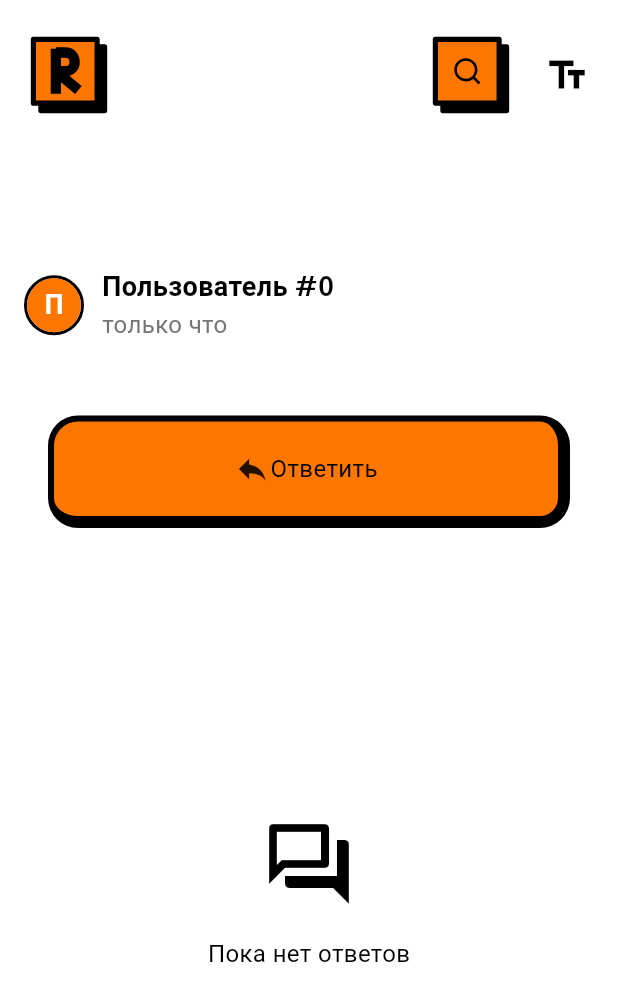
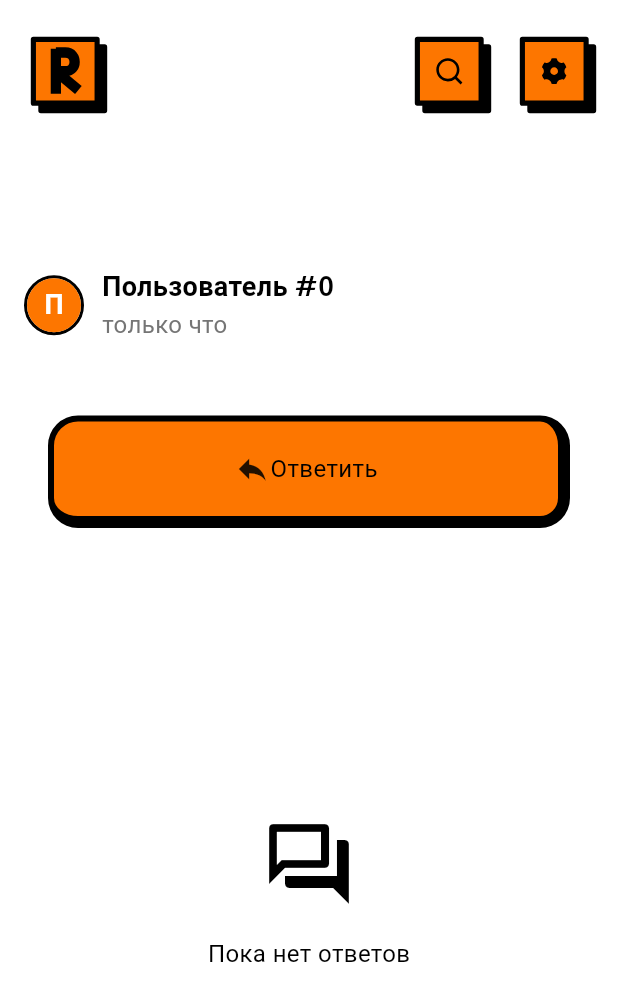
Before and after one commit to srxrell/ravell_flutter, a Flutter app: the StoryDetailPage screen opened directly with empty values, on a phone screen of 412 x 824 dp. Shown: the top 1001 px of the screen. Run offline on Flutter 3.47's test engine with Material 3 defaults, Android fonts, the phone set to English and light mode, and no system bars; drawn by our look-alikes of showcaseview; our stand-ins replace cached_network_image, flutter_local_notifications, flutter_markdown, flutter_svg, go_router, google_fonts and 2 more; missing offline and left inert: onesignal_flutter; accounts and stored records are empty; network calls fail; project files that could hold a hidden picture were left out.

Commit message:
UPDATE v0.2.0

```diff
--- a/lib/screens/story_detail.dart
+++ b/lib/screens/story_detail.dart
@@ -688,10 +688,13 @@ class _StoryDetailPageState extends State<StoryDetailPage> {
             ),
           ),
           const SizedBox(width: 10),
-          IconButton(
-            icon: Icon(Icons.text_fields,
-                color: isDarkBg ? Colors.white : Colors.black),
-            onPressed: _openReadingSettings,
+          GestureDetector(
+            onTap: _openReadingSettings,
+            child: SvgPicture.asset(
+                  "assets/icons/settings.svg",
+                  width: 60,
+                  height: 60,
+                ),
           ),
           const SizedBox(width: 10),
         ],
```
